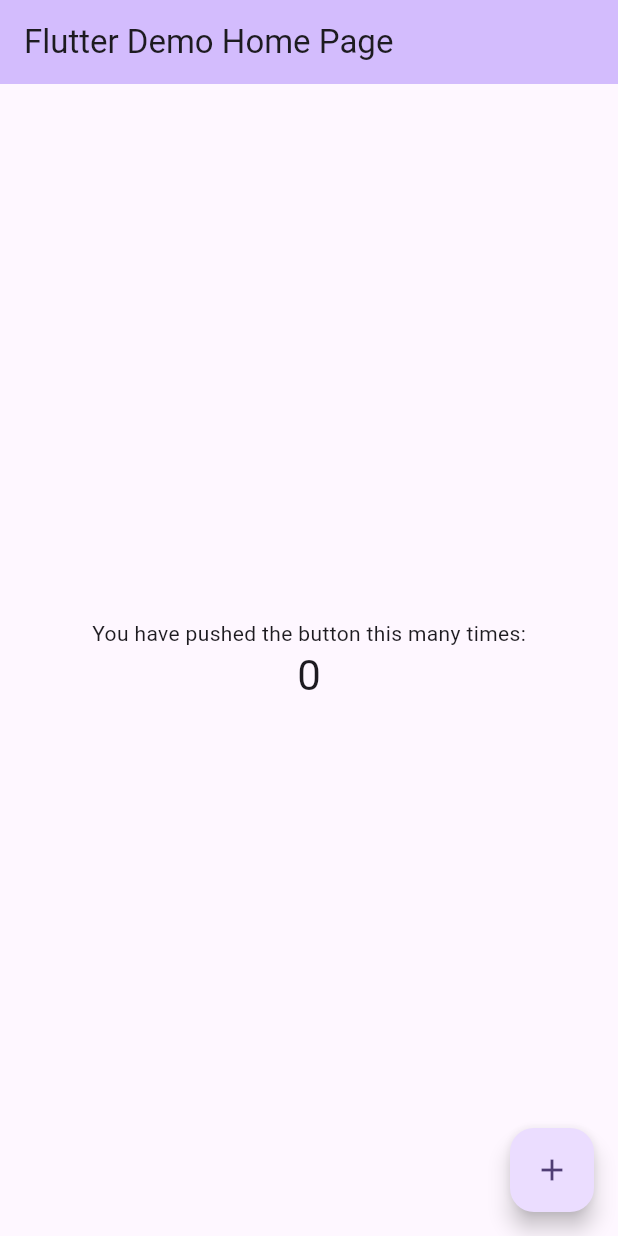
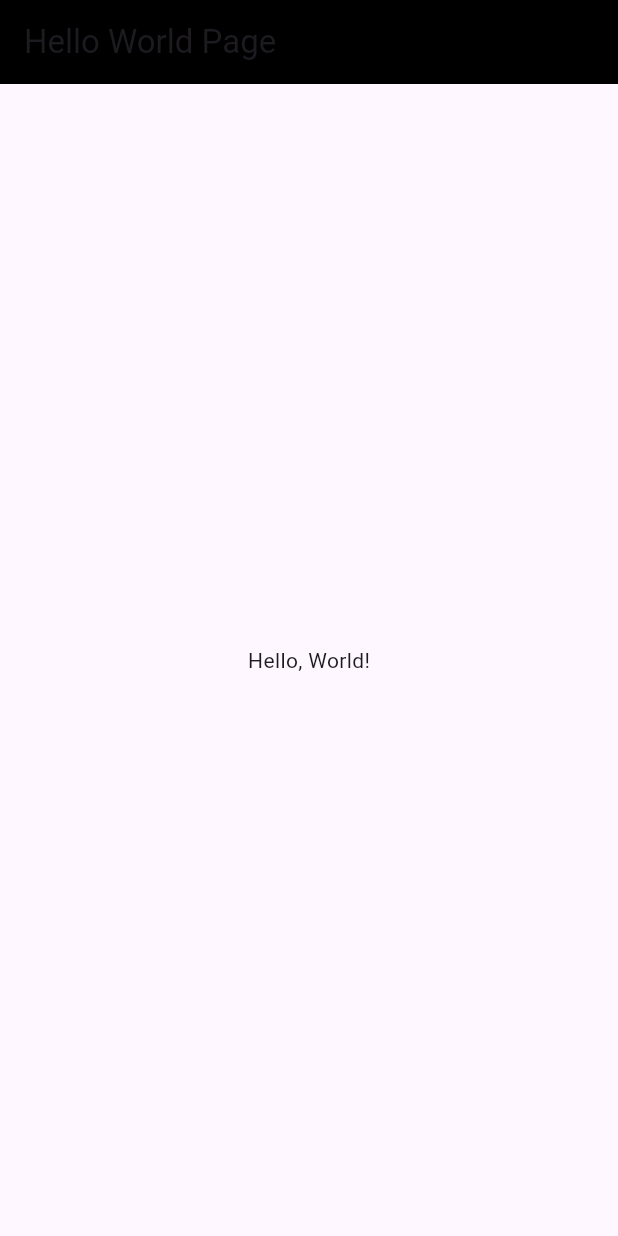
Before and after one commit to yayaya142/Activity-Shuffle, a Flutter app: the screen it shows after launch, on a phone screen of 412 x 824 dp. Run offline on Flutter 3.47's test engine with Material 3 defaults, Android fonts, the phone set to English and light mode, and no system bars.

Commit message:
add pages,services folders

```diff
--- a/lib/main.dart
+++ b/lib/main.dart
@@ -1,125 +1,19 @@
+// ignore_for_file: prefer_const_constructors
+
 import 'package:flutter/material.dart';
+import 'package:sharp_shooter_pro/pages/home.dart';
 
 void main() {
-  runApp(const MyApp());
+  runApp(MyApp());
 }
 
 class MyApp extends StatelessWidget {
   const MyApp({super.key});
 
-  // This widget is the root of your application.
   @override
   Widget build(BuildContext context) {
     return MaterialApp(
-      title: 'Flutter Demo',
-      theme: ThemeData(
-        // This is the theme of your application.
-        //
-        // TRY THIS: Try running your application with "flutter run". You'll see
-        // the application has a purple toolbar. Then, without quitting the app,
-        // try changing the seedColor in the colorScheme below to Colors.green
-        // and then invoke "hot reload" (save your changes or press the "hot
-        // reload" button in a Flutter-supported IDE, or press "r" if you used
-        // the command line to start the app).
-        //
-        // Notice that the counter didn't reset back to zero; the application
-        // state is not lost during the reload. To reset the state, use hot
-        // restart instead.
-        //
-        // This works for code too, not just values: Most code changes can be
-        // tested with just a hot reload.
-        colorScheme: ColorScheme.fromSeed(seedColor: Colors.deepPurple),
-        useMaterial3: true,
-      ),
-      home: const MyHomePage(title: 'Flutter Demo Home Page'),
+      home: Home(),
     );
   }
 }
-
-class MyHomePage extends StatefulWidget {
-  const MyHomePage({super.key, required this.title});
-
-  // This widget is the home page of your application. It is stateful, meaning
-  // that it has a State object (defined below) that contains fields that affect
-  // how it looks.
-
-  // This class is the configuration for the state. It holds the values (in this
-  // case the title) provided by the parent (in this case the App widget) and
-  // used by the build method of the State. Fields in a Widget subclass are
-  // always marked "final".
-
-  final String title;
-
-  @override
-  State<MyHomePage> createState() => _MyHomePageState();
-}
-
-class _MyHomePageState extends State<MyHomePage> {
-  int _counter = 0;
-
-  void _incrementCounter() {
-    setState(() {
-      // This call to setState tells the Flutter framework that something has
-      // changed in this State, which causes it to rerun the build method below
-      // so that the display can reflect the updated values. If we changed
-      // _counter without calling setState(), then the build method would not be
-      // called again, and so nothing would appear to happen.
-      _counter++;
-    });
-  }
-
-  @override
-  Widget build(BuildContext context) {
-    // This method is rerun every time setState is called, for instance as done
-    // by the _incrementCounter method above.
-    //
-    // The Flutter framework has been optimized to make rerunning build methods
-    // fast, so that you can just rebuild anything that needs updating rather
-    // than having to individually change instances of widgets.
-    return Scaffold(
-      appBar: AppBar(
-        // TRY THIS: Try changing the color here to a specific color (to
-        // Colors.amber, perhaps?) and trigger a hot reload to see the AppBar
-        // change color while the other colors stay the same.
-        backgroundColor: Theme.of(context).colorScheme.inversePrimary,
-        // Here we take the value from the MyHomePage object that was created by
-        // the App.build method, and use it to set our appbar title.
-        title: Text(widget.title),
-      ),
-      body: Center(
-        // Center is a layout widget. It takes a single child and positions it
-        // in the middle of the parent.
-        child: Column(
-          // Column is also a layout widget. It takes a list of children and
-          // arranges them vertically. By default, it sizes itself to fit its
-          // children horizontally, and tries to be as tall as its parent.
-          //
-          // Column has various properties to control how it sizes itself and
-          // how it positions its children. Here we use mainAxisAlignment to
-          // center the children vertically; the main axis here is the vertical
-          // axis because Columns are vertical (the cross axis would be
-          // horizontal).
-          //
-          // TRY THIS: Invoke "debug painting" (choose the "Toggle Debug Paint"
-          // action in the IDE, or press "p" in the console), to see the
-          // wireframe for each widget.
-          mainAxisAlignment: MainAxisAlignment.center,
-          children: <Widget>[
-            const Text(
-              'You have pushed the button this many times:',
-            ),
-            Text(
-              '$_counter',
-              style: Theme.of(context).textTheme.headlineMedium,
-            ),
-          ],
-        ),
-      ),
-      floatingActionButton: FloatingActionButton(
-        onPressed: _incrementCounter,
-        tooltip: 'Increment',
-        child: const Icon(Icons.add),
-      ), // This trailing comma makes auto-formatting nicer for build methods.
-    );
-  }
-}
--- /dev/null
+++ b/lib/pages/home.dart
@@ -0,0 +1,21 @@
+import 'package:flutter/material.dart';
+import 'package:sharp_shooter_pro/theme.dart';
+
+class Home extends StatelessWidget {
+  const Home({super.key});
+
+  @override
+  Widget build(BuildContext context) {
+    return Scaffold(
+      appBar: AppBar(
+        title: const Text('Hello World Page'),
+        backgroundColor: ThemeColors().appBarColor,
+      ),
+      body: const Center(
+        child: Text(
+          'Hello, World!',
+        ),
+      ),
+    );
+  }
+}
--- /dev/null
+++ b/lib/theme.dart
@@ -0,0 +1,11 @@
+import 'package:flutter/material.dart';
+
+class ThemeColors {
+// app bar colors
+  Color appBarColor = const Color.fromARGB(255, 0, 0, 0);
+// body colors
+  Color primaryBackgroundColor = Color(0xff7a6161);
+  Color secondaryBackgroundColor = Colors.blue;
+  Color backgroundContainerColor = Colors.white;
+  // fonts
+}
```
